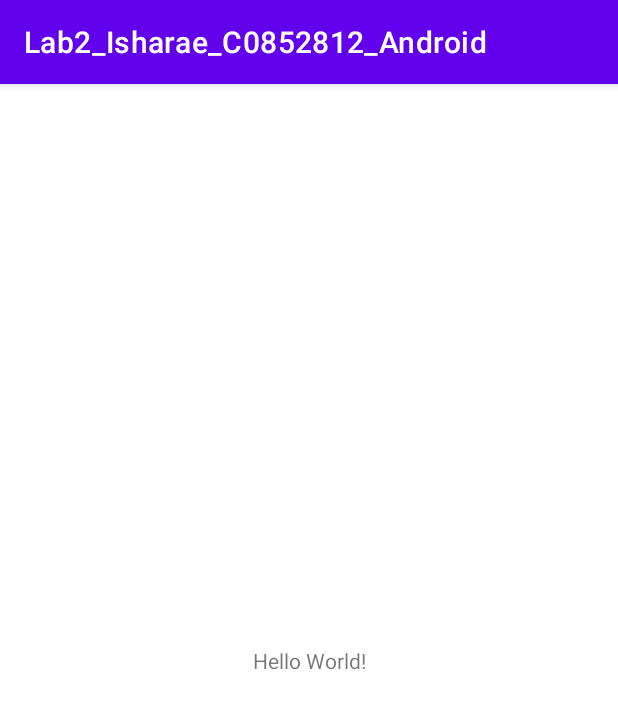
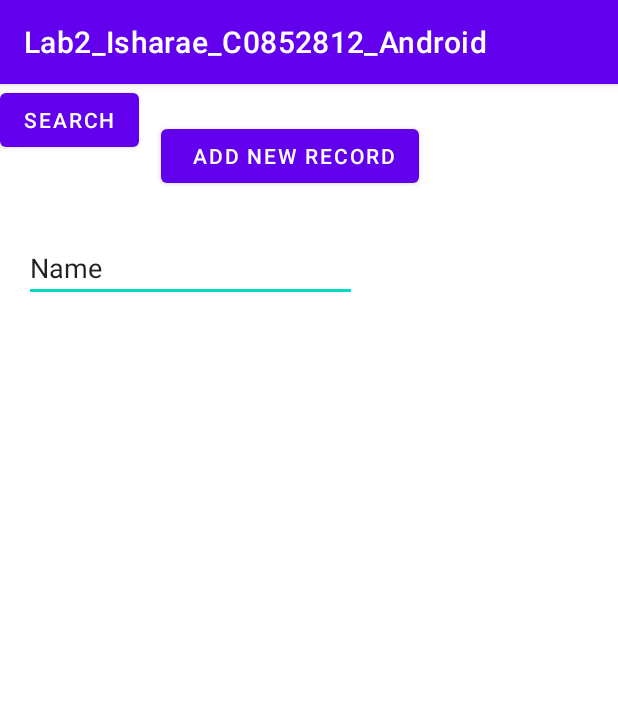
Before and after one commit to arcslash/Lab2_Ishara_C0852812_Android, an Android app: the screen it shows after launch (MainActivity), on a phone screen of 412 x 824 dp. Shown: the top 709 px of the screen. Run offline under Robolectric (Android 15) with nearby library versions, the phone set to English and light mode, and no system bars.

Commit message:
adding changes

```diff
--- a/app/src/main/java/com/lambton/lab2_isharae_c0852812_android/MainActivity.java
+++ /dev/null
@@ -1,14 +0,0 @@
-package com.lambton.lab2_isharae_c0852812_android;
-
-import androidx.appcompat.app.AppCompatActivity;
-
-import android.os.Bundle;
-
-public class MainActivity extends AppCompatActivity {
-
-    @Override
-    protected void onCreate(Bundle savedInstanceState) {
-        super.onCreate(savedInstanceState);
-        setContentView(R.layout.activity_main);
-    }
-}
--- /dev/null
+++ b/app/src/main/java/com/lambton/lab2_isharae_c0852812_android/controller/MainActivity.java
@@ -0,0 +1,69 @@
+package com.lambton.lab2_isharae_c0852812_android.controller;
+
+import androidx.appcompat.app.AppCompatActivity;
+
+import android.content.Intent;
+import android.database.Cursor;
+import android.database.sqlite.SQLiteDatabase;
+import android.os.Bundle;
+import android.util.Log;
+import android.view.View;
+import android.widget.Button;
+import android.widget.Toast;
+
+import com.lambton.lab2_isharae_c0852812_android.R;
+import com.lambton.lab2_isharae_c0852812_android.utils.ProductDatabaseAdapter;
+
+public class MainActivity extends AppCompatActivity implements View.OnClickListener {
+
+    Button btnAddNewRecord, btnSearch;
+    ProductDatabaseAdapter productdbAdapter;
+
+
+    @Override
+    protected void onCreate(Bundle savedInstanceState) {
+        super.onCreate(savedInstanceState);
+        setContentView(R.layout.activity_main);
+        connectView();
+        productdbAdapter = new ProductDatabaseAdapter(this);
+        productdbAdapter.addProduct("Apple","Apple bulk",15.00);
+        productdbAdapter.addProduct("Apple1","Apple bulk",15.00);
+        productdbAdapter.addProduct("Apple2","Apple bulk",15.00);
+        productdbAdapter.addProduct("Apple3","Apple bulk",15.00);
+        productdbAdapter.addProduct("Apple4","Apple bulk",15.00);
+        Cursor c = productdbAdapter.getFirstProduct();
+
+        if (c.moveToFirst()){
+            do {
+                // Passing values
+                String column1 = c.getString(0);
+                String column2 = c.getString(1);
+                String column3 = c.getString(2);
+                String column4 = c.getString(3);
+                // Do something Here with values
+                Log.d("DB_DEBUG", "col1: " + column1 + ", col2:" +
+                        column2 + ", col3:" + column3 + ", col4:" + column4);
+            } while(c.moveToNext());
+        }
+        c.close();
+
+    }
+
+    private void connectView(){
+        btnAddNewRecord = findViewById(R.id.btnAddNew);
+        btnSearch = findViewById(R.id.btnSearch);
+        btnSearch.setOnClickListener(this);
+        btnAddNewRecord.setOnClickListener(this);
+    }
+
+
+    @Override
+    public void onClick(View v) {
+        if(v.getId() == R.id.btnAddNew){
+            Intent addProductIntent = new Intent(this, AddProductActivity.class);
+            startActivity(addProductIntent);
+        }else if(v.getId() == R.id.btnSearch){
+            Toast.makeText(this, "Search for something", Toast.LENGTH_SHORT).show();
+        }
+    }
+}
--- /dev/null
+++ b/app/src/main/java/com/lambton/lab2_isharae_c0852812_android/utils/ProductDatabaseAdapter.java
@@ -0,0 +1,118 @@
+package com.lambton.lab2_isharae_c0852812_android.utils;
+
+import android.content.ContentValues;
+import android.content.Context;
+import android.database.Cursor;
+import android.database.sqlite.SQLiteDatabase;
+import android.database.sqlite.SQLiteOpenHelper;
+import android.util.Log;
+
+
+public class ProductDatabaseAdapter extends SQLiteOpenHelper {
+    private static final int DATABASE_VERSION = 1;
+    private static final String DATABASE_NAME = "products_inventory";
+
+
+    private static final String TABLE_NAME = "PRODUCT";
+    private static final String COLUMN_PRODUCT_ID = "PRODUCT_ID";
+    private static final String COLUMN_PRODUCT_NAME = "PRODUCT_NAME";
+    private static final String COLUMN_PRODUCT_DESCRIPTION = "PRODUCT_DESCRIPTION";
+    private static final String COLUMN_PRODUCT_PRICE = "PRODUCT_PRICE";
+
+
+    public ProductDatabaseAdapter(Context context) {
+        super(context, DATABASE_NAME,null, DATABASE_VERSION);
+    }
+
+
+    @Override
+    public void onCreate(SQLiteDatabase db) {
+        String sql = "CREATE TABLE " + TABLE_NAME + "(" +
+                COLUMN_PRODUCT_ID + " INTEGER NOT NULL CONSTRAINT product_pk PRIMARY KEY AUTOINCREMENT, " +
+                COLUMN_PRODUCT_NAME + " VARCHAR(20) NOT NULL, " +
+                COLUMN_PRODUCT_DESCRIPTION + " VARCHAR(50) NOT NULL, " +
+                COLUMN_PRODUCT_PRICE + " DOUBLE NOT NULL);";
+        db.execSQL(sql);
+    }
+
+    @Override
+    public void onUpgrade(SQLiteDatabase db, int oldVersion, int newVersion) {
+        // drop table and then create it
+        String sql = "DROP TABLE IF EXISTS " + TABLE_NAME + ";";
+        db.execSQL(sql);
+        onCreate(db);
+    }
+
+    // insert product
+    public boolean addProduct(String productName, String productDescription, double productPrice) {
+        // we need a writeable instance of SQLite database
+        SQLiteDatabase sqLiteDatabase = getWritableDatabase();
+
+        // we need to define a content values in order to insert data into our database
+        ContentValues contentValues = new ContentValues();
+        contentValues.put(COLUMN_PRODUCT_NAME, productName);
+        contentValues.put(COLUMN_PRODUCT_DESCRIPTION, productDescription);
+        contentValues.put(COLUMN_PRODUCT_PRICE, String.valueOf(productPrice));
+
+        // the insert method associated to SQLite database instance returns -1 if nothing is inserted
+        return sqLiteDatabase.insert(TABLE_NAME, null, contentValues) != -1;
+    }
+
+
+
+    /**
+     * Query database - select all the product
+     * @return cursor
+     * */
+    public Cursor getAllProducts() {
+        // we need a readable instance of database
+        SQLiteDatabase sqLiteDatabase = getReadableDatabase();
+        return sqLiteDatabase.rawQuery("SELECT * FROM " + TABLE_NAME, null);
+    }
+
+
+    /**
+     * Query database - select all the product
+     * @return cursor
+     * */
+    public Cursor getFirstProduct() {
+        // we need a readable instance of database
+        SQLiteDatabase sqLiteDatabase = getReadableDatabase();
+        return sqLiteDatabase.rawQuery("SELECT * FROM " + TABLE_NAME + " LIMIT 1", null);
+    }
+
+    /**
+     * Update product in database
+     * @param productId
+     * @param productName
+     * @param productDescription
+     * @param productPrice
+     * @return boolean value - true (successful)
+     * */
+    public boolean updateProduct(int productId, String productName, String productDescription, double productPrice) {
+        SQLiteDatabase sqLiteDatabase = getWritableDatabase();
+        ContentValues contentValues = new ContentValues();
+        contentValues.put(COLUMN_PRODUCT_NAME, productName);
+        contentValues.put(COLUMN_PRODUCT_DESCRIPTION, productDescription);
+        contentValues.put(COLUMN_PRODUCT_PRICE, String.valueOf(productPrice));
+
+        // update method associated to SQLite database instance returns number of rows affected
+        return sqLiteDatabase.update(TABLE_NAME,
+                contentValues,
+                COLUMN_PRODUCT_ID + "=?",
+                new String[]{String.valueOf(productId)}) > 0;
+    }
+
+    /**
+     * Delete product from database table
+     * @param productId
+     * @return true if is successful
+     * */
+    public boolean deleteProduct(int productId) {
+        SQLiteDatabase sqLiteDatabase = getWritableDatabase();
+        // the delete method associated to the SQLite database instance returns the number of rows affected
+        return sqLiteDatabase.delete(TABLE_NAME,
+                COLUMN_PRODUCT_ID + "=?",
+                new String[]{String.valueOf(productId)}) > 0;
+    }
+}
--- a/app/src/main/res/layout/activity_main.xml
+++ b/app/src/main/res/layout/activity_main.xml
@@ -4,15 +4,43 @@
     xmlns:tools="http://schemas.android.com/tools"
     android:layout_width="match_parent"
     android:layout_height="match_parent"
-    tools:context=".MainActivity">
+    tools:context=".controller.MainActivity">
 
-    <TextView
+    <ListView
+        android:layout_width="410dp"
+        android:layout_height="493dp"
+        android:layout_marginTop="90dp"
+        app:layout_constraintStart_toStartOf="parent"
+        app:layout_constraintTop_toBottomOf="@+id/etProductSearch" />
+
+    <EditText
+        android:id="@+id/etProductSearch"
+        android:layout_width="222dp"
+        android:layout_height="43dp"
+        android:layout_marginStart="16dp"
+        android:layout_marginTop="30dp"
+        android:ems="10"
+        android:inputType="textPersonName"
+        android:text="Name"
+        app:layout_constraintStart_toStartOf="parent"
+        app:layout_constraintTop_toBottomOf="@+id/btnAddNew" />
+
+    <Button
+        android:id="@+id/btnSearch"
         android:layout_width="wrap_content"
         android:layout_height="wrap_content"
-        android:text="Hello World!"
-        app:layout_constraintBottom_toBottomOf="parent"
-        app:layout_constraintLeft_toLeftOf="parent"
-        app:layout_constraintRight_toRightOf="parent"
+        android:text="Search"
+        tools:layout_editor_absoluteX="280dp"
+        tools:layout_editor_absoluteY="88dp" />
+
+    <Button
+        android:id="@+id/btnAddNew"
+        android:layout_width="wrap_content"
+        android:layout_height="wrap_content"
+        android:layout_marginStart="107dp"
+        android:layout_marginTop="24dp"
+        android:text=" Add New Record"
+        app:layout_constraintStart_toStartOf="parent"
         app:layout_constraintTop_toTopOf="parent" />
 
 </androidx.constraintlayout.widget.ConstraintLayout>
```
Also changed, not shown: app/src/main/AndroidManifest.xml (+7 -4 lines), app/src/main/java/com/lambton/lab2_isharae_c0852812_android/controller/AddProductActivity.java (added, +43 -0 lines), app/src/main/java/com/lambton/lab2_isharae_c0852812_android/model/ProductModel.java (added, +36 -0 lines), app/src/main/res/layout/activity_add_product.xml (added, +54 -0 lines).
